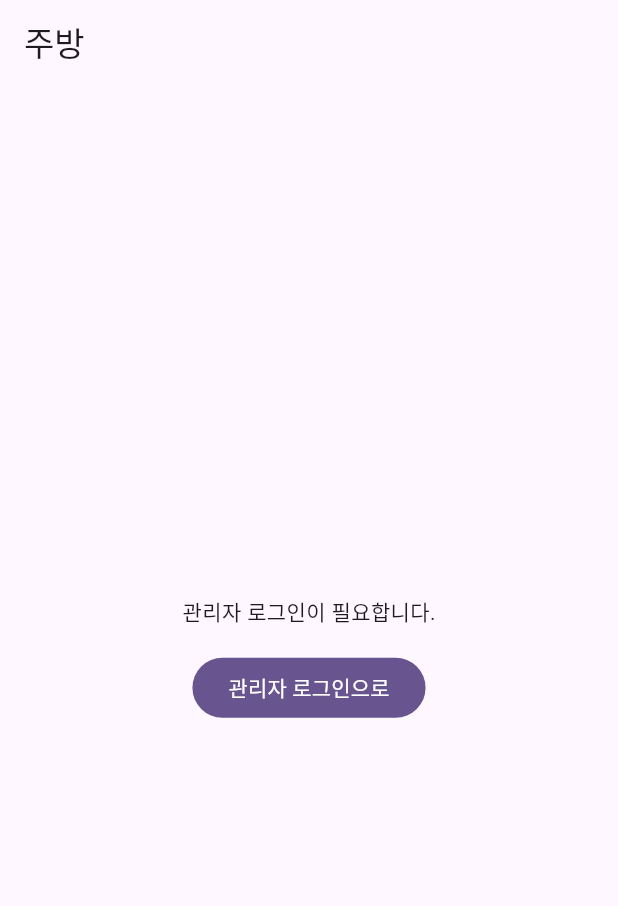
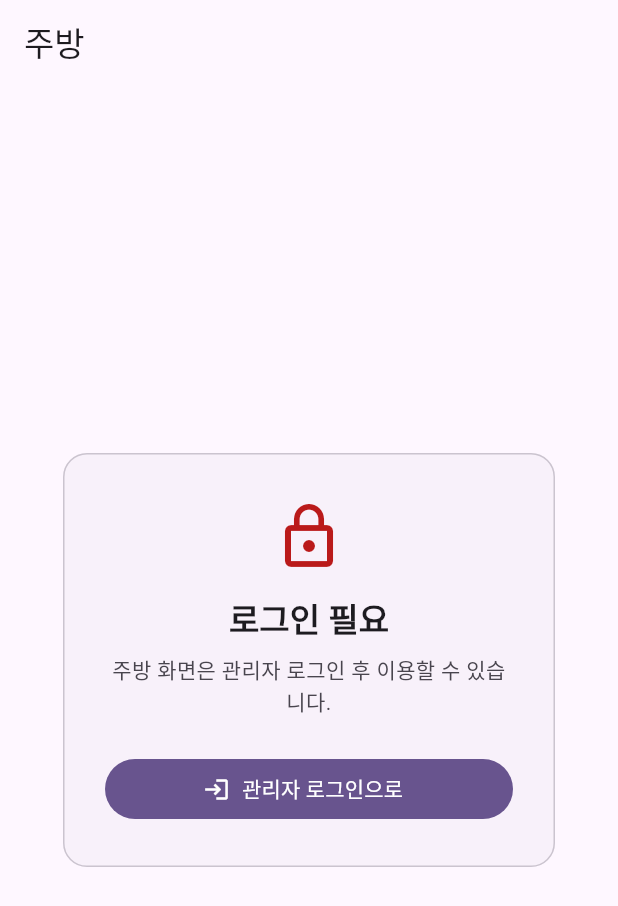
Before and after one commit to westone-hq/free-kiosk, a Flutter app: the KitchenShell screen opened by its route, on a phone screen of 412 x 824 dp. Shown: the top 906 px of the screen. Run offline on Flutter 3.47's test engine with Material 3 defaults, Android fonts, the phone set to English and light mode, and no system bars; our stand-ins replace audioplayers, flutter_riverpod, go_router, shared_preferences; missing offline and left inert: dart:html, qr; accounts and stored records are empty.

Commit message:
8장 마무리: UI 정리, data/runtime 영구 저장, run_web 개선
관리자 POS/주방/손님 탭 카드 UI, 가드 화면 통일, 사이드바 하이라이트 수정.
웹 개발 시 프로젝트 data/runtime/에 계정·주문 JSON 저장 (file storage server).

Co-authored-by: Cursor <cursoragent@cursor.com>

```diff
--- a/lib/providers/admin_home_tab_provider.dart
+++ b/lib/providers/admin_home_tab_provider.dart
@@ -2,4 +2,4 @@
 import 'package:flutter_riverpod/flutter_riverpod.dart';
 
 /// 0=매장 주문 … 5=설정. 사이드바 `NavigationRail` 과 **같은 순서**를 유지하세요.
-final adminHomeTabIndexProvider = StateProvider<int>((ref) => 0);
+final adminHomeTabIndexProvider = StateProvider<int>((ref) => 1);
--- a/lib/ui/admin/admin_settings_tab.dart
+++ b/lib/ui/admin/admin_settings_tab.dart
@@ -141,7 +141,7 @@ class _AdminSettingsTabState extends ConsumerState<AdminSettingsTab> {
           decoration: const InputDecoration(
             labelText: 'tableNo — 손님 탭(4번) 기본 테이블',
             hintText: '1',
-            helperText: '4번 탭·「손님 URL 열기」에 쓰입니다.',
+            helperText: '4번 탭·「손님 화면 열기」에 쓰입니다.',
           ),
           onSubmitted: (v) {
             final t = v.trim();
--- /dev/null
+++ b/lib/ui/common/access_message_card.dart
@@ -0,0 +1,78 @@
+import 'package:flutter/material.dart';
+
+/// 로그인 필요·storeId 불일치 등 접근 제한 안내 카드.
+class AccessMessageCard extends StatelessWidget {
+  const AccessMessageCard({
+    super.key,
+    required this.icon,
+    required this.title,
+    required this.message,
+    this.buttonLabel,
+    this.onButtonPressed,
+  });
+
+  final IconData icon;
+  final String title;
+  final String message;
+  final String? buttonLabel;
+  final VoidCallback? onButtonPressed;
+
+  @override
+  Widget build(BuildContext context) {
+    final theme = Theme.of(context);
+    final cs = theme.colorScheme;
+
+    return Center(
+      child: ConstrainedBox(
+        constraints: const BoxConstraints(maxWidth: 400),
+        child: Padding(
+          padding: const EdgeInsets.all(32),
+          child: Card(
+            elevation: 0,
+            color: cs.surfaceContainerLow,
+            shape: RoundedRectangleBorder(
+              borderRadius: BorderRadius.circular(16),
+              side: BorderSide(color: cs.outlineVariant),
+            ),
+            child: Padding(
+              padding: const EdgeInsets.fromLTRB(28, 32, 28, 28),
+              child: Column(
+                mainAxisSize: MainAxisSize.min,
+                children: [
+                  Icon(icon, size: 48, color: cs.error),
+                  const SizedBox(height: 16),
+                  Text(
+                    title,
+                    style: theme.textTheme.titleLarge?.copyWith(
+                      fontWeight: FontWeight.w600,
+                    ),
+                    textAlign: TextAlign.center,
+                  ),
+                  const SizedBox(height: 8),
+                  Text(
+                    message,
+                    style: theme.textTheme.bodyMedium?.copyWith(
+                      color: cs.onSurfaceVariant,
+                    ),
+                    textAlign: TextAlign.center,
+                  ),
+                  if (buttonLabel != null && onButtonPressed != null) ...[
+                    const SizedBox(height: 24),
+                    SizedBox(
+                      width: double.infinity,
+                      child: FilledButton.icon(
+                        onPressed: onButtonPressed,
+                        icon: const Icon(Icons.login),
+                        label: Text(buttonLabel!),
+                      ),
+                    ),
+                  ],
+                ],
+              ),
+            ),
+          ),
+        ),
+      ),
+    );
+  }
+}
--- a/lib/ui/kitchen/kitchen_shell.dart
+++ b/lib/ui/kitchen/kitchen_shell.dart
@@ -5,6 +5,8 @@ import 'package:flutter_riverpod/flutter_riverpod.dart';
 import 'package:go_router/go_router.dart';
 import 'package:kiosk/models/models.dart';
 import 'package:kiosk/providers/providers.dart';
+
+import 'package:kiosk/ui/common/access_message_card.dart';
 
 import 'kitchen_auth_guard.dart';
 import 'kitchen_order_watcher.dart';
@@ -78,18 +80,12 @@ class _KitchenShellState extends ConsumerState<KitchenShell> {
     if (!session.isLoggedIn || session.storeId == null) {
       return Scaffold(
         appBar: AppBar(title: const Text('주방')),
-        body: Center(
-          child: Column(
-            mainAxisSize: MainAxisSize.min,
-            children: [
-              const Text('관리자 로그인이 필요합니다.'),
-              const SizedBox(height: 16),
-              FilledButton(
-                onPressed: () => context.go('/'),
-                child: const Text('관리자 로그인으로'),
-              ),
-            ],
-          ),
+        body: AccessMessageCard(
+          icon: Icons.lock_outline,
+          title: '로그인 필요',
+          message: '주방 화면은 관리자 로그인 후 이용할 수 있습니다.',
+          buttonLabel: '관리자 로그인으로',
+          onButtonPressed: () => context.go('/'),
         ),
       );
     }
@@ -99,14 +95,11 @@ class _KitchenShellState extends ConsumerState<KitchenShell> {
       final q = widget.expectedStoreId ?? '';
       return Scaffold(
         appBar: AppBar(title: const Text('주방')),
-        body: Center(
-          child: Padding(
-            padding: const EdgeInsets.all(24),
-            child: Text(
-              '로그인 매장($sid)과 주소의 storeId($q)가 다릅니다.',
-              textAlign: TextAlign.center,
-            ),
-          ),
+        body: AccessMessageCard(
+          icon: Icons.store_mall_directory_outlined,
+          title: '매장 불일치',
+          message: '로그인 매장($sid)과 주소의 storeId($q)가 다릅니다.\n'
+              '올바른 매장으로 로그인하거나 URL을 확인하세요.',
         ),
       );
     }
--- a/lib/ui/pos/pos_shell.dart
+++ b/lib/ui/pos/pos_shell.dart
@@ -2,6 +2,7 @@ import 'package:flutter/material.dart';
 import 'package:flutter_riverpod/flutter_riverpod.dart';
 import 'package:go_router/go_router.dart';
 import 'package:kiosk/providers/providers.dart';
+import 'package:kiosk/ui/common/access_message_card.dart';
 import 'package:kiosk/ui/pos/pos_auth_guard.dart';
 import 'package:kiosk/ui/pos/pos_table_grid.dart';
 import 'package:kiosk/ui/pos/pos_table_status.dart';
@@ -25,18 +26,12 @@ class PosShell extends ConsumerWidget {
     if (!session.isLoggedIn || session.storeId == null) {
       return Scaffold(
         appBar: AppBar(title: const Text('POS')),
-        body: Center(
-          child: Column(
-            mainAxisSize: MainAxisSize.min,
-            children: [
-              const Text('관리자 로그인이 필요합니다.'),
-              const SizedBox(height: 16),
-              FilledButton(
-                onPressed: () => context.go('/'),
-                child: const Text('관리자 로그인으로'),
-              ),
-            ],
-          ),
+        body: AccessMessageCard(
+          icon: Icons.lock_outline,
+          title: '로그인 필요',
+          message: 'POS 화면은 관리자 로그인 후 이용할 수 있습니다.',
+          buttonLabel: '관리자 로그인으로',
+          onButtonPressed: () => context.go('/'),
         ),
       );
     }
@@ -46,14 +41,11 @@ class PosShell extends ConsumerWidget {
       final q = expectedStoreId ?? '';
       return Scaffold(
         appBar: AppBar(title: const Text('POS')),
-        body: Center(
-          child: Padding(
-            padding: const EdgeInsets.all(24),
-            child: Text(
-              '로그인 매장($sid)과 주소의 storeId($q)가 다릅니다.',
-              textAlign: TextAlign.center,
-            ),
-          ),
+        body: AccessMessageCard(
+          icon: Icons.store_mall_directory_outlined,
+          title: '매장 불일치',
+          message: '로그인 매장($sid)과 주소의 storeId($q)가 다릅니다.\n'
+              '올바른 매장으로 로그인하거나 URL을 확인하세요.',
         ),
       );
     }
--- a/pubspec.yaml
+++ b/pubspec.yaml
@@ -19,6 +19,7 @@ dependencies:
   crypto: ^3.0.6
   url_launcher: ^6.3.1
   go_router: ^14.6.2
+  http: ^1.2.2
   qr: ^3.0.2
   qr_flutter: ^4.1.0
   audioplayers: ^6.1.0
```
Also changed, not shown: lib/config/kiosk_storage_config.dart (added, +14 -0 lines), lib/services/kiosk_runtime_paths.dart (added, +18 -0 lines), lib/services/order_persistence_io.dart (+3 -14 lines), lib/services/order_persistence_project_server.dart (added, +46 -0 lines), lib/services/order_persistence_web.dart (+9 -2 lines), lib/ui/admin/admin_home_shell.dart (+77 -98 lines), lib/ui/provider_check_page.dart (deleted, +0 -67 lines), pubspec.lock, 4 other files.
